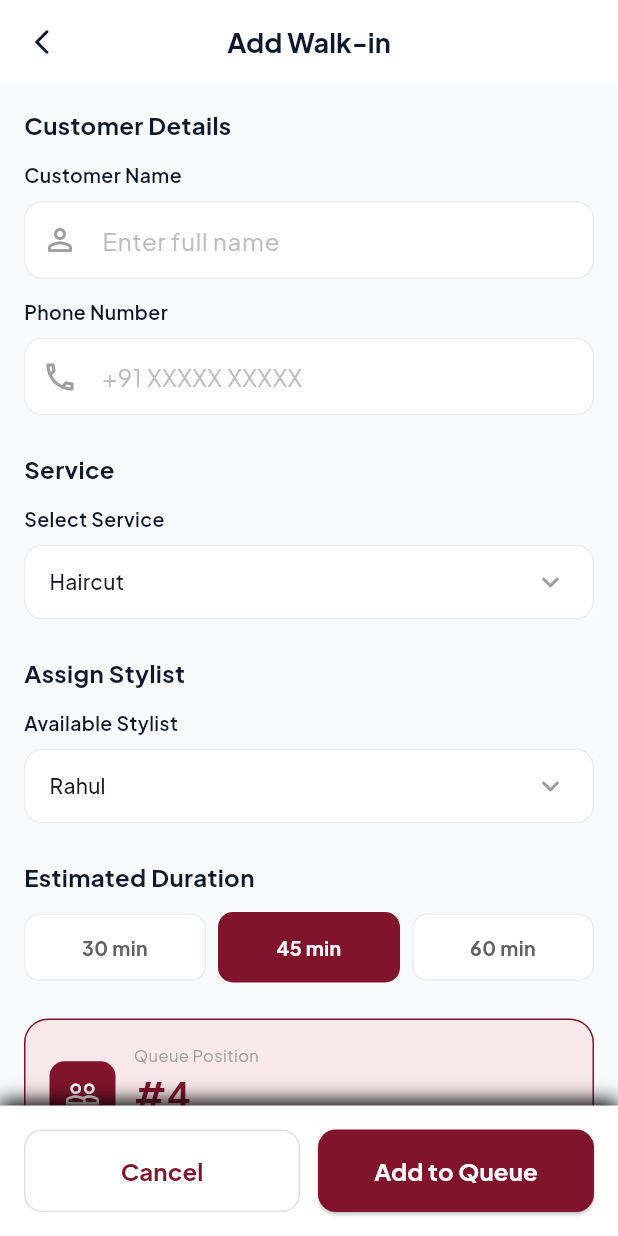
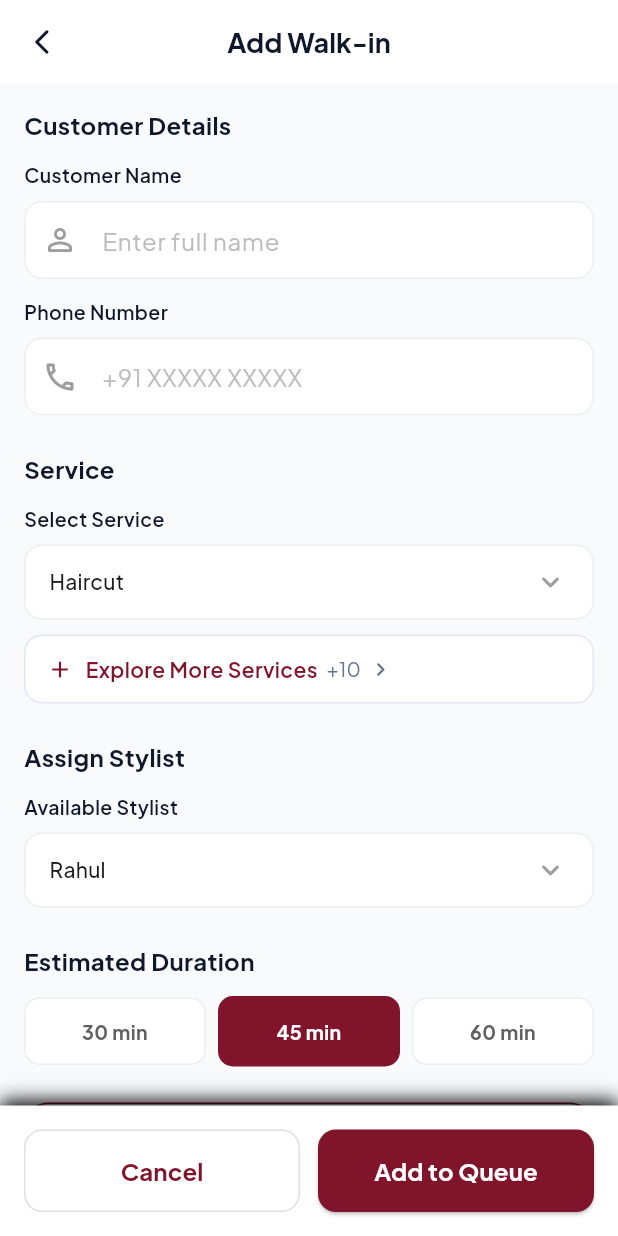
Before and after one commit to IshaNayal/ZALONO-consumer-app, a Flutter app: the AddWalkInScreen screen opened directly, on a phone screen of 412 x 824 dp. Run offline on Flutter 3.47's test engine with Material 3 defaults, Android fonts, the phone set to English and light mode, and no system bars; our stand-ins replace google_fonts, shared_preferences; accounts and stored records are empty; network calls fail.

Commit message:
feat: add explore more services bar and dummy services to salon and walk-in screens

```diff
--- /dev/null
+++ b/flutter_zalono/lib/components/consumer/explore_more_services_bar.dart
@@ -0,0 +1,82 @@
+import 'package:flutter/material.dart';
+import '../../theme/app_theme.dart';
+
+/// Reusable bar displaying "Explore More Services" with remaining count badge
+/// and expansion chevron, matching the design in explore-more-service.png.
+class ExploreMoreServicesBar extends StatelessWidget {
+  const ExploreMoreServicesBar({
+    super.key,
+    required this.onTap,
+    this.remainingCount = 0,
+    this.isExpanded = false,
+    this.label,
+  });
+
+  final VoidCallback onTap;
+  final int remainingCount;
+  final bool isExpanded;
+  final String? label;
+
+  @override
+  Widget build(BuildContext context) {
+    final title = label ?? (isExpanded ? 'Show Less' : 'Explore More Services');
+
+    return Material(
+      color: Colors.transparent,
+      child: InkWell(
+        borderRadius: BorderRadius.circular(12),
+        onTap: onTap,
+        child: Container(
+          width: double.infinity,
+          padding: const EdgeInsets.symmetric(horizontal: 14, vertical: 12),
+          decoration: BoxDecoration(
+            color: Colors.white,
+            borderRadius: BorderRadius.circular(12),
+            border: Border.all(color: ZalonoTheme.borderLight),
+          ),
+          child: Row(
+            mainAxisSize: MainAxisSize.min,
+            children: [
+              Icon(
+                isExpanded ? Icons.remove : Icons.add,
+                size: 18,
+                color: ZalonoTheme.primaryBurgundy,
+              ),
+              const SizedBox(width: 8),
+              Flexible(
+                child: Text(
+                  title,
+                  maxLines: 1,
+                  overflow: TextOverflow.ellipsis,
+                  style: const TextStyle(
+                    fontSize: 14,
+                    fontWeight: FontWeight.w600,
+                    color: ZalonoTheme.primaryBurgundy,
+                  ),
+                ),
+              ),
+              if (!isExpanded && remainingCount > 0) ...[
+                const SizedBox(width: 6),
+                Text(
+                  '+$remainingCount',
+                  style: const TextStyle(
+                    fontSize: 13,
+                    color: ZalonoTheme.textMuted,
+                  ),
+                ),
+              ],
+              const SizedBox(width: 4),
+              Icon(
+                isExpanded
+                    ? Icons.keyboard_arrow_up_rounded
+                    : Icons.chevron_right_rounded,
+                size: 18,
+                color: ZalonoTheme.textMuted,
+              ),
+            ],
+          ),
+        ),
+      ),
+    );
+  }
+}
--- a/flutter_zalono/lib/config/app_config.dart
+++ b/flutter_zalono/lib/config/app_config.dart
@@ -25,7 +25,7 @@ class AppConfig {
   // pilot has a single number to change.
   // ---------------------------------------------------------------------------
 
-  static const String supportPhone = '+91 1800 123 4567';
+  static const String supportPhone = '+91 00000000';
   static const String supportEmail = 'support@zalono.app';
 
   /// Dialler URI for [supportPhone].
--- a/flutter_zalono/lib/providers/zalono_provider.dart
+++ b/flutter_zalono/lib/providers/zalono_provider.dart
@@ -21,7 +21,7 @@ class ZalonoProvider extends ChangeNotifier {
   String _userPhone = '9876543210';
 
   String _userName = 'Isha ';
-  String _userEmail = 'jay.Nayal@example.com';
+  String _userEmail = 'ishanayal16@example.com';
   bool _isSignedIn = true;
 
   final List<SavedLocation> _savedLocations = [
@@ -42,7 +42,7 @@ class ZalonoProvider extends ChangeNotifier {
     SavedPaymentMethod(
       id: 'pm_upi',
       type: 'UPI',
-      label: 'jay.Nayal@upi',
+      label: 'Isha.Nayal@upi',
       isDefault: true,
     ),
   ];
--- a/flutter_zalono/lib/screens/partner/add_walk_in_screen.dart
+++ b/flutter_zalono/lib/screens/partner/add_walk_in_screen.dart
@@ -3,6 +3,7 @@ import 'package:provider/provider.dart';
 import '../../theme/app_theme.dart';
 //import '../../models/models.dart';
 import '../../providers/zalono_provider.dart';
+import '../../components/consumer/explore_more_services_bar.dart';
 
 class AddWalkInScreen extends StatefulWidget {
   const AddWalkInScreen({super.key});
@@ -19,7 +20,19 @@ class _AddWalkInScreenState extends State<AddWalkInScreen> {
   String _selectedStylist = 'Rahul';
   int _duration = 45;
 
-  final List<String> _services = ['Haircut', 'Haircut + Beard', 'Premium Haircut', 'Hair Color', 'Facial', 'Beard Trim'];
+  final List<String> _services = [
+    'Haircut',
+    'Haircut + Beard',
+    'Premium Haircut',
+    'Nourishing Hair Spa',
+    'Facial Glow',
+    'De-Tan Clean-Up',
+    'Beard Trim & Shape',
+    'Head Massage',
+    'Hair Color & Highlights',
+    'Deluxe Pedicure',
+    'Classic Manicure',
+  ];
   final List<String> _stylists = ['Rahul', 'Priya', 'Amit', 'Neha'];
 
   @override
@@ -93,6 +106,11 @@ class _AddWalkInScreenState extends State<AddWalkInScreen> {
                         value: _selectedService,
                         items: _services,
                         onChanged: (val) => setState(() => _selectedService = val!),
+                      ),
+                      const SizedBox(height: 10),
+                      ExploreMoreServicesBar(
+                        remainingCount: _services.length > 1 ? _services.length - 1 : 0,
+                        onTap: () => _showAllServicesSheet(context),
                       ),
 
                       const SizedBox(height: 24),
@@ -354,6 +372,78 @@ class _AddWalkInScreenState extends State<AddWalkInScreen> {
     );
   }
 
+  void _showAllServicesSheet(BuildContext context) {
+    showModalBottomSheet(
+      context: context,
+      shape: const RoundedRectangleBorder(
+        borderRadius: BorderRadius.vertical(top: Radius.circular(20)),
+      ),
+      builder: (ctx) {
+        return SafeArea(
+          child: Padding(
+            padding: const EdgeInsets.symmetric(horizontal: 20, vertical: 16),
+            child: Column(
+              mainAxisSize: MainAxisSize.min,
+              crossAxisAlignment: CrossAxisAlignment.start,
+              children: [
+                Row(
+                  mainAxisAlignment: MainAxisAlignment.spaceBetween,
+                  children: [
+                    const Text(
+                      'All Available Services',
+                      style: TextStyle(
+                        fontSize: 18,
+                        fontWeight: FontWeight.bold,
+                        color: ZalonoTheme.textDark,
+                      ),
+                    ),
+                    IconButton(
+                      icon: const Icon(Icons.close),
+                      onPressed: () => Navigator.pop(ctx),
+                    ),
+                  ],
+                ),
+                const SizedBox(height: 8),
+                Flexible(
+                  child: ListView.separated(
+                    shrinkWrap: true,
+                    itemCount: _services.length,
+                    separatorBuilder: (_, __) => const Divider(height: 1),
+                    itemBuilder: (_, index) {
+                      final s = _services[index];
+                      final isSelected = s == _selectedService;
+                      return ListTile(
+                        title: Text(
+                          s,
+                          style: TextStyle(
+                            fontWeight: isSelected
+                                ? FontWeight.bold
+                                : FontWeight.normal,
+                            color: isSelected
+                                ? ZalonoTheme.primaryBurgundy
+                                : ZalonoTheme.textDark,
+                          ),
+                        ),
+                        trailing: isSelected
+                            ? const Icon(Icons.check,
+                                color: ZalonoTheme.primaryBurgundy)
+                            : null,
+                        onTap: () {
+                          setState(() => _selectedService = s);
+                          Navigator.pop(ctx);
+                        },
+                      );
+                    },
+                  ),
+                ),
+              ],
+            ),
+          ),
+        );
+      },
+    );
+  }
+
   void _submitWalkIn() {
     final zalono = Provider.of<ZalonoProvider>(context, listen: false);
     if (_formKey.currentState!.validate()) {
--- a/flutter_zalono/lib/screens/partner/customer_crm_screen.dart
+++ b/flutter_zalono/lib/screens/partner/customer_crm_screen.dart
@@ -150,7 +150,7 @@ class _CustomerCRMScreenState extends State<CustomerCRMScreen> {
         'favoriteService': 'Premium Haircut',
         'favoriteStylist': 'Amit',
         'isVip': false,
-        'notes': 'New customer, referred by Jay',
+        'notes': 'New customer, referred by Isha',
       },
       {
         'name': 'Vikram Reddy',
```
Also changed, not shown: flutter_zalono/lib/screens/consumer/salon_detail_screen.dart (+86 -8 lines), flutter_zalono/explore-more-service.png (added), 5 other files.
